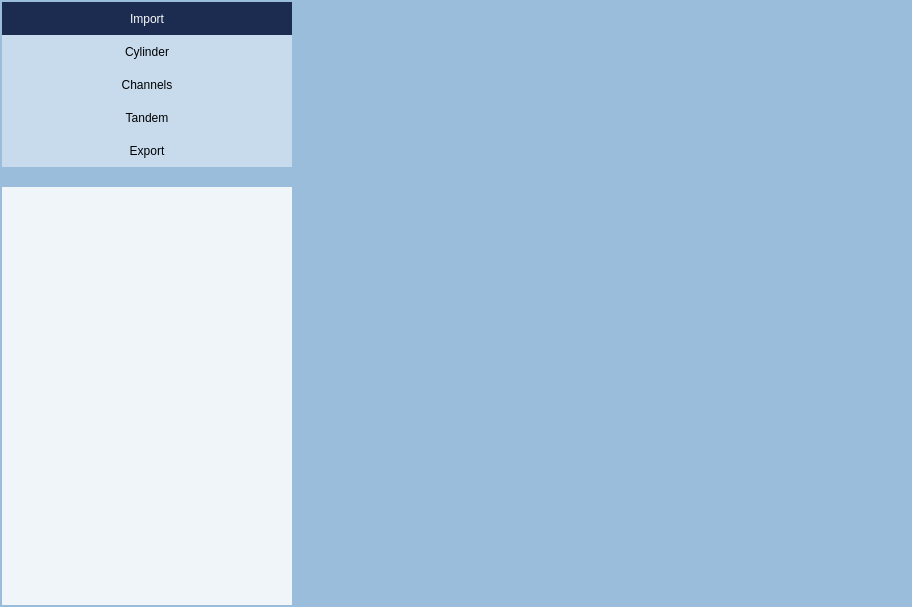
Before: the Qt Designer form src/windows/ui/main_window.ui in brachify/brachify, drawn with Qt 5.
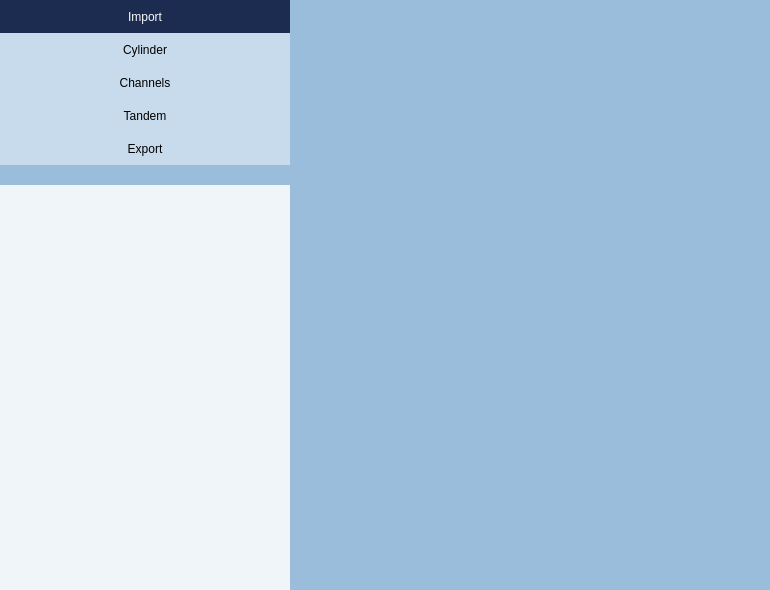
After: the same form once the commit is applied. Icons and pictures are not drawn.

Diff of the .ui file:
```diff
--- a/src/windows/ui/main_window.ui
+++ b/src/windows/ui/main_window.ui
@@ -6,8 +6,8 @@
    <rect>
     <x>0</x>
     <y>0</y>
-    <width>912</width>
-    <height>607</height>
+    <width>770</width>
+    <height>590</height>
    </rect>
   </property>
   <property name="windowTitle">
@@ -104,16 +104,16 @@
        <enum>QLayout::SetMaximumSize</enum>
       </property>
       <property name="leftMargin">
-       <number>2</number>
+       <number>0</number>
       </property>
       <property name="topMargin">
-       <number>2</number>
+       <number>0</number>
       </property>
       <property name="rightMargin">
-       <number>2</number>
+       <number>0</number>
       </property>
       <property name="bottomMargin">
-       <number>2</number>
+       <number>0</number>
       </property>
       <item>
        <widget class="QWidget" name="top_menu_bar" native="true">
@@ -310,6 +310,9 @@
            <property name="text">
             <string>Export</string>
            </property>
+           <property name="checkable">
+            <bool>false</bool>
+           </property>
           </widget>
          </item>
         </layout>
```
